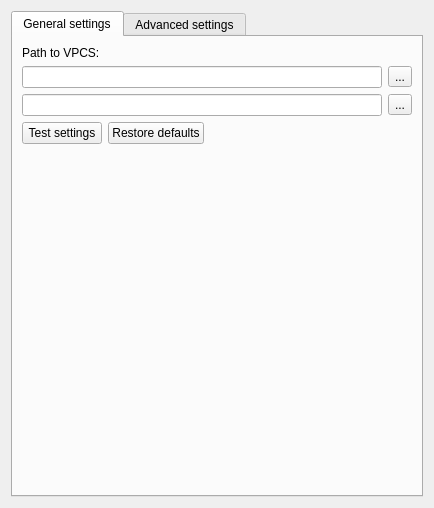
Qt form gns3/modules/vpcs/ui/vpcs_preferences_page.ui (GNS3/gns3-gui) before a commit.
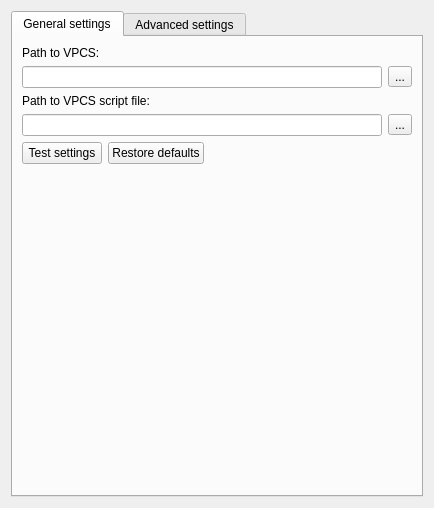
The same form after that commit.

Commit message: Fixed VPCS base_script_file setting

```diff
--- a/gns3/modules/vpcs/ui/vpcs_preferences_page.ui
+++ b/gns3/modules/vpcs/ui/vpcs_preferences_page.ui
@@ -27,7 +27,7 @@
        <string>General settings</string>
       </attribute>
       <layout class="QGridLayout" name="gridLayout">
-       <item row="5" column="1">
+       <item row="6" column="1">
         <spacer name="horizontalSpacer">
          <property name="orientation">
           <enum>Qt::Horizontal</enum>
@@ -64,7 +64,14 @@
          </property>
         </widget>
        </item>
-       <item row="6" column="0" colspan="2">
+       <item row="4" column="0">
+        <widget class="QLabel" name="uiVPCSBaseScriptFilePathLabel">
+         <property name="text">
+          <string>Path to VPCS script file:</string>
+         </property>
+        </widget>
+       </item>
+       <item row="7" column="0" colspan="2">
         <spacer name="spacer">
          <property name="orientation">
           <enum>Qt::Vertical</enum>
@@ -77,7 +84,7 @@
          </property>
         </spacer>
        </item>
-       <item row="5" column="0">
+       <item row="6" column="0">
         <layout class="QHBoxLayout" name="horizontalLayout_2">
          <item>
           <widget class="QPushButton" name="uiTestSettingsPushButton">
@@ -95,7 +102,7 @@
          </item>
         </layout>
        </item>
-       <item row="4" column="0" colspan="2">
+       <item row="5" column="0" colspan="2">
         <layout class="QHBoxLayout" name="horizontalLayout_5">
          <item>
           <widget class="QLineEdit" name="uiVPCSBaseScriptFileEdit"/>
```
The commit also changes 1 other file.
